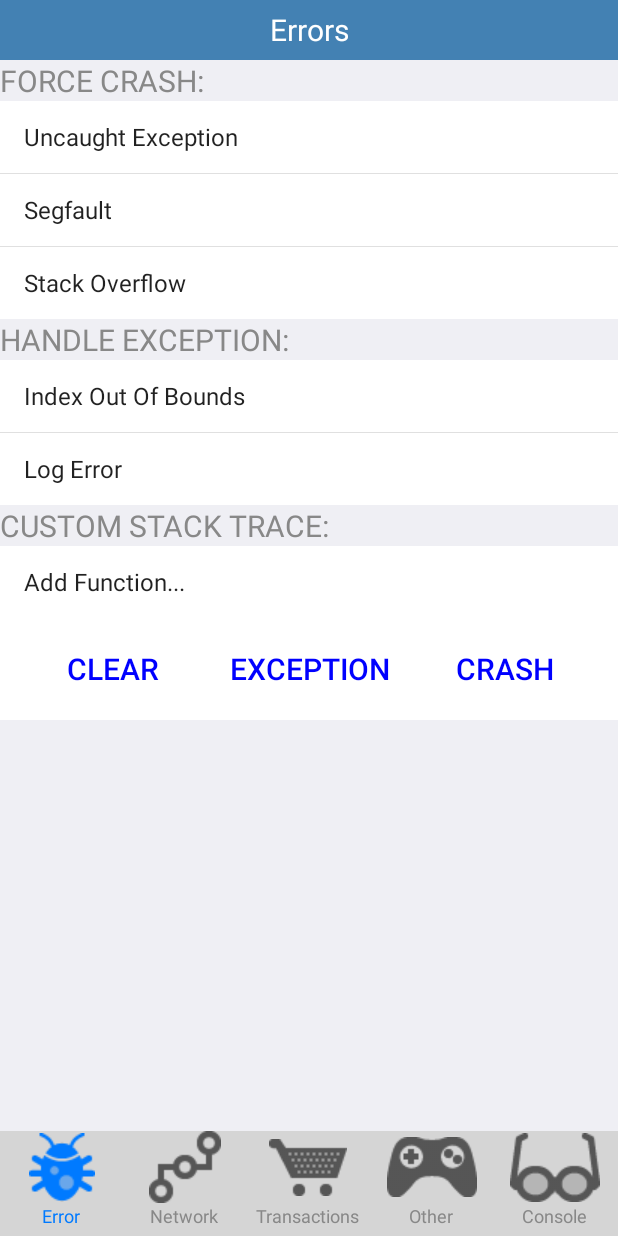
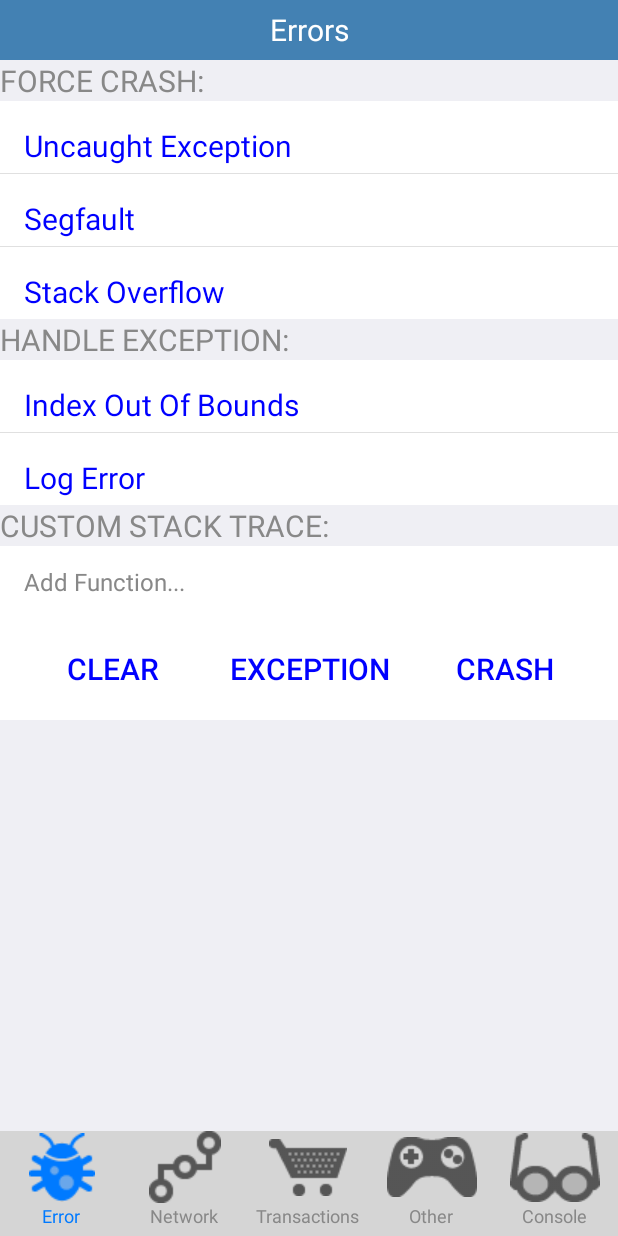
Before and after one commit to vviktoryy/Crittercism, an Android app: the screen it shows after launch (WorkActivity), on a phone screen of 412 x 824 dp. Run offline under Robolectric (Android 15) with nearby library versions, the phone set to English and light mode, and no system bars; 1 statement that could not run was skipped.

Commit message:
no message

```diff
--- a/Crittercism/app/build.gradle
+++ b/Crittercism/app/build.gradle
@@ -8,8 +8,8 @@ android {
         applicationId "com.crittercism"
         minSdkVersion 15
         targetSdkVersion 21
-        versionCode 1
-        versionName "1.0"
+        versionCode 3
+        versionName "3.0"
     }
     buildTypes {
         release {
--- a/Crittercism/app/src/main/AndroidManifest.xml
+++ b/Crittercism/app/src/main/AndroidManifest.xml
@@ -1,5 +1,7 @@
-<?xml version="1.1" encoding="utf-8"?>
+<?xml version="1.0" encoding="utf-8"?>
 <manifest xmlns:android="http://schemas.android.com/apk/res/android"
+    android:versionCode="3"
+    android:versionName="3.0"
     package="com.crittercism" >
 
     <uses-permission android:name="android.permission.INTERNET" />
--- a/Crittercism/app/src/main/java/com/crittercism/WorkActivity.java
+++ b/Crittercism/app/src/main/java/com/crittercism/WorkActivity.java
@@ -46,6 +46,7 @@ import java.net.HttpURLConnection;
 import java.net.MalformedURLException;
 import java.net.URL;
 import java.util.ArrayList;
+import java.util.Arrays;
 import java.util.List;
 
 public class WorkActivity extends FragmentActivity implements ScrollViewListener{
@@ -66,14 +67,11 @@ public class WorkActivity extends FragmentActivity implements ScrollViewListener
     private TextView textTitleView;
     private RelativeLayout relativeLayout;
     private ArrayAdapter arrayAdapter;
-    private ArrayAdapter<String> stringAdapter;
 
     private LinearLayout errorButtonsLayout;
 
     private LinearLayout workLayout;
     private Context context;
-
-    private ScrollViewExt scrollView;
 
     private String[] transArrayPunch = {"Get 100b", "Get 5Kb", "Get 7Mb",
             "Post 100b", "Post 4Kb", "Post 3Mb",
@@ -86,12 +84,9 @@ public class WorkActivity extends FragmentActivity implements ScrollViewListener
     public ArrayAdapter arrayFuncAdapter;
 
     private String url;
-    private String[] action_modifier;
     private String protocol="http";
     private int connType = 0;
     private int bytes = 1;
-    private int latency =0;
-    private int code = 200;
     private int status;
 
     private String LogString="";
@@ -99,9 +94,6 @@ public class WorkActivity extends FragmentActivity implements ScrollViewListener
     private TextView responsesTextView;
 
     private ListView listViewStack;
-    private Button clearButton;
-    private Button exceptionButton;
-    private Button crashButton;
     private LogFile logFile;
 
     private String componentsString;
@@ -118,7 +110,7 @@ public class WorkActivity extends FragmentActivity implements ScrollViewListener
 
     @Override
     public void onScrollChanged(final ScrollViewExt scrollView, final int x, final int y, int oldx, int oldy) {
-        final View view = (View) scrollView.getChildAt(scrollView.getChildCount() - 1);
+        final View view = scrollView.getChildAt(scrollView.getChildCount() - 1);
         int diff = (view.getBottom() - (scrollView.getHeight() + scrollView.getScrollY()));
 
         // if diff is zero, then the bottom has been reached
@@ -158,7 +150,7 @@ public class WorkActivity extends FragmentActivity implements ScrollViewListener
     }
 
     private void setupViews() {
-        scrollView = (ScrollViewExt)findViewById(R.id.scrollView);
+        ScrollViewExt scrollView = (ScrollViewExt) findViewById(R.id.scrollView);
         scrollView.setScrollViewListener(this);
 
         workLayout = (LinearLayout) findViewById(R.id.workLayer);
@@ -220,7 +212,7 @@ public class WorkActivity extends FragmentActivity implements ScrollViewListener
         });
 
         logFile = new LogFile(context,"LogFile.txt");
-        if (logFile!=null) {LogString = logFile.Read();/*logFile.readFile();*/}
+        if (logFile.file.exists()) {LogString = logFile.Read();/*logFile.readFile();*/}
         else {System.out.println("NOLogFile!");}
 
         copy_button = (ImageButton) findViewById(R.id.CopyButton);
@@ -238,23 +230,24 @@ public class WorkActivity extends FragmentActivity implements ScrollViewListener
 
         errorButtonsLayout = (LinearLayout) findViewById(R.id.errorButtonsLayout);
 
-        clearButton = (Button) findViewById(R.id.clearButton);
+        Button clearButton = (Button) findViewById(R.id.clearButton);
         buttonEffect(clearButton);
         clearButton.setOnClickListener(new View.OnClickListener() {
             public void onClick(View v) {
                 transArrayStack.clear();
                 transArrayStack.add("Add Function...");
+                ((TextView) listViewStack.getChildAt(listViewStack.getAdapter().getCount() - 1)).setTextColor(Color.GRAY);
                 arrayFuncAdapter.notifyDataSetChanged();
                 setListViewHeightBasedOnChildren(listViewStack);
                 AddToLog("[Error]: Clear");
             }
         });
-        exceptionButton = (Button) findViewById(R.id.exceptionButton);
+        Button exceptionButton = (Button) findViewById(R.id.exceptionButton);
         buttonEffect(exceptionButton);
         exceptionButton.setOnClickListener(new View.OnClickListener() {
             public void onClick(View v) {
-                for(int i=0; i< transArrayStack.size();i++){
-                    switch (transArrayStack.get(i)){
+                for (int i = 0; i < transArrayStack.size(); i++) {
+                    switch (transArrayStack.get(i)) {
                         case "Function A":
                             funcA();
                             break;
@@ -280,12 +273,12 @@ public class WorkActivity extends FragmentActivity implements ScrollViewListener
                 }
             }
         });
-        crashButton = (Button) findViewById(R.id.crashButton);
+        Button crashButton = (Button) findViewById(R.id.crashButton);
         buttonEffect(crashButton);
         crashButton.setOnClickListener(new View.OnClickListener() {
             public void onClick(View v) {
-                for(int i=0; i< transArrayStack.size();i++){
-                    switch (transArrayStack.get(i)){
+                for (int i = 0; i < transArrayStack.size(); i++) {
+                    switch (transArrayStack.get(i)) {
                         case "Function A":
                             funcA();
                             break;
@@ -311,7 +304,7 @@ public class WorkActivity extends FragmentActivity implements ScrollViewListener
             }
         });
 
-        transArrayStack = new ArrayList<String>();
+        transArrayStack = new ArrayList<>();
         transArrayStack.add("Add Function...");
 
     }
@@ -463,29 +456,33 @@ public class WorkActivity extends FragmentActivity implements ScrollViewListener
         }
     }
     private String CreateNetworkAction(){
-        action_modifier = componentsString.split(" ");
+        String[] action_modifier = componentsString.split(" ");
         action_modifier[0] = action_modifier[0].toLowerCase();
 
-        if(action_modifier[0].equals("get") || action_modifier[0].equals("post")){
-            latency = 0;
-            String[] tmp = action_modifier[1].toLowerCase().replace("mb"," 1000000").replace("kb"," 1000").replace("b"," 1").split(" ");
-            bytes = Integer.valueOf(tmp[0]) * Integer.valueOf(tmp[1]);
+        int latency;
+        switch (action_modifier[0]) {
+            case "get":
+            case "post":
+                String[] tmp = action_modifier[1].toLowerCase().replace("mb", " 1000000").replace("kb", " 1000").replace("b", " 1").split(" ");
+                bytes = Integer.valueOf(tmp[0]) * Integer.valueOf(tmp[1]);
 
-            if (action_modifier[0].equals("get")) {
-                url = protocol+"://httpbin.org/bytes/"+bytes;
-            }else {
-                System.out.println(protocol);
-                url = protocol+"://httpbin.org/post";
-            }
-        } else if (action_modifier[0].equals("latency")) {
-            latency = Integer.valueOf(action_modifier[1].toLowerCase().replace("s",""));
-            url = protocol+"://httpbin.org/delay/"+latency;
-            action_modifier[0] = "get";
-        }else if (action_modifier[0].equals("do")) {
-            latency = 0;
-            code = Integer.valueOf(action_modifier[1]);
-            url = protocol+"://httpbin.org/status/"+code;
-            action_modifier[0] = "get";
+                if (action_modifier[0].equals("get"))
+                    url = protocol + "://httpbin.org/bytes/" + bytes;
+                else {
+                    System.out.println(protocol);
+                    url = protocol + "://httpbin.org/post";
+                }
+                break;
+            case "latency":
+                latency = Integer.valueOf(action_modifier[1].toLowerCase().replace("s", ""));
+                url = protocol + "://httpbin.org/delay/" + latency;
+                action_modifier[0] = "get";
+                break;
+            case "do":
+                int code = Integer.valueOf(action_modifier[1]);
+                url = protocol + "://httpbin.org/status/" + code;
+                action_modifier[0] = "get";
+                break;
         }
 
         long bytesRead,bytesSent;
@@ -499,7 +496,7 @@ public class WorkActivity extends FragmentActivity implements ScrollViewListener
         if (connType==0){//HttpURLConnection
             URL url_=null;
             try {
-                InputStream myInputStream =null;
+                InputStream myInputStream;
                 url_= new URL(url);
                 HttpURLConnection conn = (HttpURLConnection) url_.openConnection();
                 /*conn.setInstanceFollowRedirects(true);
@@ -518,7 +515,7 @@ public class WorkActivity extends FragmentActivity implements ScrollViewListener
                     wr.write(buf);
                     wr.flush();
                 }
-                //System.out.println(action_modifier[0]+": "+url);
+
                 status = conn.getResponseCode();
                 if(status >= HttpStatus.SC_BAD_REQUEST)
                     myInputStream = conn.getErrorStream();
@@ -527,8 +524,9 @@ public class WorkActivity extends FragmentActivity implements ScrollViewListener
                 timeEnd =System.currentTimeMillis();
                 if (action_modifier[0].equals("get")) {
                     BufferedReader rd = new BufferedReader(new InputStreamReader(myInputStream), 4096);
-                    String line = "";
-                    StringBuilder sbResult = new StringBuilder();
+                    String line;
+                    StringBuilder sbResult;
+                    sbResult = new StringBuilder();
                     while ((line = rd.readLine()) != null) {
                         sbResult.append(line);
                     }
@@ -542,7 +540,7 @@ public class WorkActivity extends FragmentActivity implements ScrollViewListener
             }
 
         }else {//org.apache.http.client.HttpClient
-            HttpResponse response = null;
+            HttpResponse response;
             HttpClient client = new DefaultHttpClient();
             try {
                 if (action_modifier[0].equals("get")){
@@ -552,7 +550,7 @@ public class WorkActivity extends FragmentActivity implements ScrollViewListener
                 } else {
                     HttpPost post = new HttpPost(url);
                     char[] buf = new char[bytes];
-                    StringEntity entity = new StringEntity(buf.toString());
+                    StringEntity entity = new StringEntity(Arrays.toString(buf));
                     post.setEntity(entity);
                     timeBeg =System.currentTimeMillis();
                     response = client.execute(post);
@@ -562,8 +560,9 @@ public class WorkActivity extends FragmentActivity implements ScrollViewListener
                 if(action_modifier[0].equals("get") && status < HttpStatus.SC_BAD_REQUEST)  {
                     BufferedReader rd = new BufferedReader
                             (new InputStreamReader(response.getEntity().getContent()), 4096);
-                    String line = "";
-                    StringBuilder sbResult =  new StringBuilder();
+                    String line;
+                    StringBuilder sbResult;
+                    sbResult = new StringBuilder();
                     while ((line = rd.readLine()) != null) {
                         sbResult.append(line);
                     }
@@ -650,12 +649,19 @@ public class WorkActivity extends FragmentActivity implements ScrollViewListener
     private void AddOtherLists() {
         /*UserName*/
         TextView textViewName = new TextView(context);
-        ListView listViewName = new ListView(context);
+        final ListView listViewName = new ListView(context);
 
         String[] transArrayName = {"Set Username: Bob", "Set Username: Jim",
                 "Set Username: Sue", "Check Username"};
         Add_ListView(textViewName, listViewName, transArrayName, "USERNAME:");
-        listViewName.setItemChecked(0, true);
+        //listViewName.setItemChecked(0, true);
+        listViewName.post(new Runnable() {
+            public void run()  {
+                TextView view = (TextView)listViewName.getChildAt(listViewName.getAdapter().getCount()-1);
+                view.setTextColor(Color.BLUE);
+                view.setGravity(Gravity.CENTER_HORIZONTAL);
+            }
+        });
         listViewName.setOnItemClickListener(new AdapterView.OnItemClickListener() {
             public void onItemClick(AdapterView<?> parent, View view,int position, long id) {
                 switch (position) {
@@ -677,11 +683,19 @@ public class WorkActivity extends FragmentActivity implements ScrollViewListener
         });
         /*Metadata*/
         TextView textViewData = new TextView(context);
-        ListView listViewData = new ListView(context);
+        final ListView listViewData = new ListView(context);
 
         String[] transArrayData = {"Set Game Level: 5", "Set Game Level: 30",
                 "Set Game Level: 50", "Check Game Level"};
         Add_ListView(textViewData, listViewData, transArrayData, "METADATA:");
+
+        listViewData.post(new Runnable() {
+            public void run()  {
+                TextView view = (TextView)listViewData.getChildAt(listViewData.getAdapter().getCount()-1);
+                view.setTextColor(Color.BLUE);
+                view.setGravity(Gravity.CENTER_HORIZONTAL);
+            }
+        });
 
         listViewData.setOnItemClickListener(new AdapterView.OnItemClickListener() {
             public void onItemClick(AdapterView<?> parent, View view,int position, long id) {
@@ -730,11 +744,17 @@ public class WorkActivity extends FragmentActivity implements ScrollViewListener
         });
         /*Opt-out status*/
         TextView textViewStatus = new TextView(context);
-        ListView listViewStatus = new ListView(context);
+        final ListView listViewStatus = new ListView(context);
 
         String[] transArrayStatus = {"Opt Out", "Opt In", "Check Opt-Out Status"};
         Add_ListView(textViewStatus, listViewStatus, transArrayStatus, "OPT-OUT STATUS:");
-
+        listViewStatus.post(new Runnable() {
+            public void run()  {
+                TextView view = (TextView)listViewStatus.getChildAt(listViewStatus.getAdapter().getCount()-1);
+                view.setTextColor(Color.BLUE);
+                view.setGravity(Gravity.CENTER_HORIZONTAL);
+            }
+        });
         listViewStatus.setOnItemClickListener(new AdapterView.OnItemClickListener() {
             public void onItemClick(AdapterView<?> parent, View view,int position, long id) {
                 switch (position) {
@@ -758,13 +778,9 @@ public class WorkActivity extends FragmentActivity implements ScrollViewListener
     private void Add_TextView(TextView textView, String textText){
         textView.setBackgroundColor(0xffefeff4);
         textView.setGravity(Gravity.START);
-        //textView.setWidth(WindowManager.LayoutParams.MATCH_PARENT);
-        //textView.setHeight(WindowManager.LayoutParams.WRAP_CONTENT);
-        //textView.setHeight(TypedValue.COMPLEX_UNIT_SP, 40);
         textView.setTextColor(Color.GRAY);
         textView.setTextSize(TypedValue.COMPLEX_UNIT_SP, 20);
         textView.setFocusable(false);
-        //textView.setId("@+id/TransactionLoginTitle");
         textView.setLayoutParams(new LayoutParams(
                 LayoutParams.MATCH_PARENT, LayoutParams.WRAP_CONTENT));
         textView.setDrawingCacheBackgroundColor(Color.GRAY);
@@ -780,6 +796,19 @@ public class WorkActivity extends FragmentActivity implements ScrollViewListener
         listView.setDividerHeight(1);
 
         arrayAdapter = new ArrayAdapter(this, android.R.layout.simple_list_item_1, transArray);
+        listView.setAdapter(arrayAdapter);
+
+        workLayout.addView(listView);
+        setListViewHeightBasedOnChildren(listView);
+    }
+
+    private void Add_ListView1(TextView textView, ListView listView, String[] transArray, String textText){
+        Add_TextView(textView, textText);
+
+        listView.setBackgroundColor(Color.WHITE);
+        listView.setDividerHeight(1);
+
+        arrayAdapter = new ArrayAdapter(this, R.layout.linear_list_item1, transArray);
         listView.setAdapter(arrayAdapter);
 
         workLayout.addView(listView);
@@ -805,7 +834,7 @@ public class WorkActivity extends FragmentActivity implements ScrollViewListener
         listView.setBackgroundColor(Color.WHITE);
         listView.setDividerHeight(1);
 
-        stringAdapter = new ArrayAdapter<String>(this, android.R.layout.simple_list_item_checked, transArray);
+        ArrayAdapter<String> stringAdapter = new ArrayAdapter<>(this, android.R.layout.simple_list_item_checked, transArray);
 
         listView.setAdapter(stringAdapter);
 
@@ -819,7 +848,7 @@ public class WorkActivity extends FragmentActivity implements ScrollViewListener
         ListView listViewCrash = new ListView(context);
 
         String[] transArrayCrash = {"Uncaught Exception", "Segfault", "Stack Overflow"};
-        Add_ListView(textViewCrash, listViewCrash, transArrayCrash, "FORCE CRASH:");
+        Add_ListView1(textViewCrash, listViewCrash, transArrayCrash, "FORCE CRASH:");
 
         listViewCrash.setOnItemClickListener(new AdapterView.OnItemClickListener() {
             public void onItemClick(AdapterView<?> parent, View view, int position, long id) {
@@ -867,7 +896,7 @@ public class WorkActivity extends FragmentActivity implements ScrollViewListener
         ListView listViewHandle = new ListView(context);
 
         String[] transArrayHandle = {"Index Out Of Bounds", "Log Error"};
-        Add_ListView(textViewHandle, listViewHandle, transArrayHandle, "HANDLE EXCEPTION:");
+        Add_ListView1(textViewHandle, listViewHandle, transArrayHandle, "HANDLE EXCEPTION:");
 
         listViewHandle.setOnItemClickListener(new AdapterView.OnItemClickListener() {
             public void onItemClick(AdapterView<?> parent, View view,int position, long id) {
@@ -895,7 +924,14 @@ public class WorkActivity extends FragmentActivity implements ScrollViewListener
         listViewStack = new ListView(context);
 
         Add_ListView2(textViewStack, listViewStack, transArrayStack, "CUSTOM STACK TRACE:");
-
+        listViewStack.post(new Runnable()        {
+            public void run()            {
+                for(int i=0; i<=listViewStack.getAdapter().getCount()-2;i++){
+                    ((TextView)listViewStack.getChildAt(i)).setTextColor(Color.BLACK);
+                }
+                ((TextView)listViewStack.getChildAt(listViewStack.getAdapter().getCount()-1)).setTextColor(Color.GRAY);
+            }
+        });
         listViewStack.setOnItemClickListener(new AdapterView.OnItemClickListener() {
             public void onItemClick(AdapterView<?> parent, View view,int position, long id) {
                 switch (((TextView)view).getText().toString()){
--- a/Crittercism/app/src/main/res/layout/activity_work.xml
+++ b/Crittercism/app/src/main/res/layout/activity_work.xml
@@ -1,5 +1,6 @@
 <?xml version="1.0" encoding="utf-8"?>
 <RelativeLayout xmlns:android="http://schemas.android.com/apk/res/android"
+    xmlns:tools="http://schemas.android.com/tools"
     android:id="@+id/relativeLayout"
     android:layout_width="match_parent"
     android:layout_height="match_parent"
@@ -20,24 +21,26 @@
     <ImageButton
         android:layout_width="50dp"
         android:layout_height="40dp"
-        android:gravity="left"
+        android:gravity="start"
         android:scaleType="fitXY"
         android:id="@+id/BasketButton"
         android:src="@drawable/basket"
         android:layout_alignParentTop="true"
         android:layout_alignParentLeft="true"
-        android:visibility="invisible" />
+        android:visibility="invisible"
+        android:contentDescription="" />
 
     <ImageButton
         android:layout_width="50dp"
         android:layout_height="40dp"
-        android:gravity="right"
+        android:gravity="end"
         android:id="@+id/CopyButton"
         android:src="@drawable/mail"
         android:scaleType="fitXY"
         android:layout_alignParentTop="true"
         android:layout_alignParentRight="true"
-        android:visibility="invisible" />
+        android:visibility="invisible"
+        android:contentDescription="image" />
 
 
     <TextView
@@ -50,7 +53,7 @@
         android:textColor="#aed21d"
         android:background="@android:color/black"
         android:textSize="20sp"
-        android:layout_margin="5px"
+        android:layout_margin="5dp"
         />
 
     <com.crittercism.ScrollViewExt
@@ -74,7 +77,6 @@
             <LinearLayout
                 android:padding="10sp"
                 android:baselineAligned="false"
-                android:layout_centerHorizontal="true"
                 android:background="@android:color/white"
                 android:id="@+id/errorButtonsLayout"
                 android:layout_width="match_parent"
@@ -102,7 +104,7 @@
                     android:gravity="center"
                     android:text="@string/exception"
                     android:background="@android:color/white"
-                    />
+                    tools:ignore="ButtonStyle" />
                 <Button
                     android:id="@+id/crashButton"
                     android:layout_width="0sp"
@@ -113,7 +115,7 @@
                     android:gravity="center"
                     android:text="@string/crash"
                     android:background="@android:color/white"
-                    />
+                    tools:ignore="ButtonStyle" />
             </LinearLayout>
 
         </LinearLayout>
@@ -143,7 +145,8 @@
                 android:layout_height="0dp"
                 android:layout_weight="1"
                 android:src="@drawable/bug"
-                android:background="#d5d5d5"/>
+                android:background="#d5d5d5"
+                tools:ignore="NestedWeights" />
             <TextView
                 android:layout_width="wrap_content"
                 android:layout_height="wrap_content"
@@ -166,7 +169,8 @@
                 android:layout_height="0dp"
                 android:layout_weight="1"
                 android:src="@drawable/network"
-                android:background="#d5d5d5"/>
+                android:background="#d5d5d5"
+                tools:ignore="NestedWeights" />
             <TextView
                 android:layout_width="wrap_content"
                 android:layout_height="wrap_content"
@@ -189,7 +193,8 @@
                 android:layout_height="0dp"
                 android:layout_weight="1"
                 android:src="@drawable/shopping_cart"
-                android:background="#d5d5d5"/>
+                android:background="#d5d5d5"
+                tools:ignore="NestedWeights" />
             <TextView
                 android:layout_width="wrap_content"
                 android:layout_height="wrap_content"
@@ -213,7 +218,8 @@
                 android:layout_height="0dp"
                 android:layout_weight="1"
                 android:src="@drawable/controller"
-                android:background="#d5d5d5"/>
+                android:background="#d5d5d5"
+                tools:ignore="NestedWeights" />
             <TextView
                 android:layout_width="wrap_content"
                 android:layout_height="wrap_content"
--- /dev/null
+++ b/Crittercism/app/src/main/res/layout/linear_list_item1.xml
@@ -0,0 +1,11 @@
+<TextView xmlns:android="http://schemas.android.com/apk/res/android"
+    android:id="@+id/text1"
+    android:layout_width="match_parent"
+    android:layout_height="wrap_content"
+    android:textAppearance="?android:attr/textAppearanceListItemSmall"
+    android:gravity="left"
+    android:textSize="20sp"
+    android:textColor="#0000FF"
+    android:paddingTop="?android:attr/listPreferredItemPaddingLeft"
+    android:paddingLeft="?android:attr/listPreferredItemPaddingLeft"
+    android:minHeight="?android:attr/listPreferredItemHeightSmall" />
```
Also changed, not shown: Crittercism/app/src/main/java/com/crittercism/FunctionDialog.java (+11 -3 lines), 1 other file.
